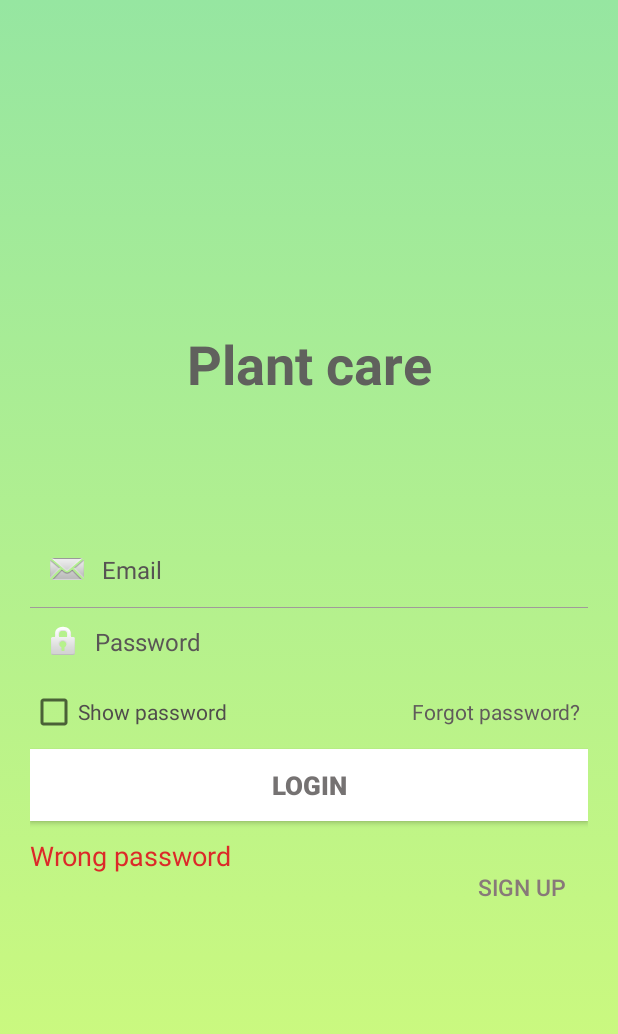
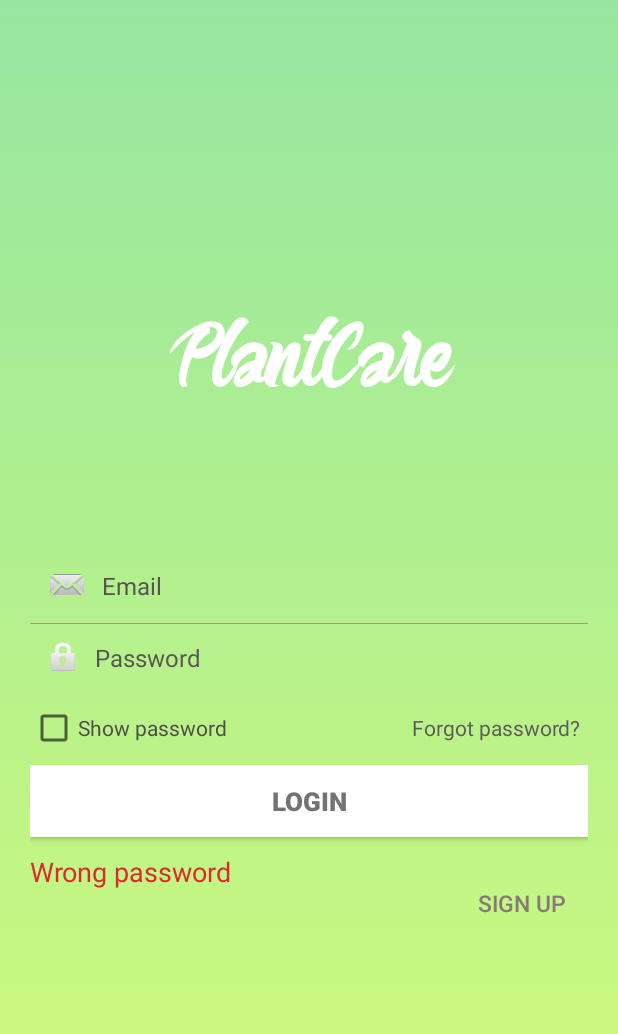
Before and after one commit to TomazMazej/plant_care, an Android app: the screen it shows after launch (MainActivity), after a tap on "Log In", on a phone screen of 412 x 824 dp. Shown: the top 1034 px of the screen. Run offline under Robolectric (Android 15) with nearby library versions, the phone set to English and light mode, and no system bars; 1 other tap on this screen came first.

Commit message:
Small fix.

```diff
--- a/app/src/main/java/com/mazej/plantcare/fragments/LogInFragment.java
+++ b/app/src/main/java/com/mazej/plantcare/fragments/LogInFragment.java
@@ -42,8 +42,8 @@ public class LogInFragment extends Fragment {
         toolbar.setTitleTextColor(Color.WHITE);
         toolbar.setTitle("Login");
 
-        email = view.findViewById(R.id.email);
-        password = view.findViewById(R.id.password);
+        email = view.findViewById(R.id.login_mail);
+        password = view.findViewById(R.id.login_password);
         loginButton = view.findViewById(R.id.buttonLogin);
 
         loginButton.setOnClickListener(new View.OnClickListener() {
--- a/app/src/main/res/layout/fragment_log_in.xml
+++ b/app/src/main/res/layout/fragment_log_in.xml
@@ -19,9 +19,10 @@
             android:layout_height="wrap_content"
             android:gravity="center"
             android:padding="10dp"
-            android:text="Plant care"
-            android:textColor="#60615D"
-            android:textSize="36sp"
+            android:text="PlantCare"
+            android:fontFamily="@font/buttermill"
+            android:textColor="#FFFF"
+            android:textSize="60sp"
             android:textStyle="bold" />
 
         <TextView
@@ -96,7 +97,7 @@
         </LinearLayout>
 
         <Button
-            android:id="@+id/SignUpBtn"
+            android:id="@+id/buttonLogin"
             android:layout_width="fill_parent"
             android:layout_height="wrap_content"
             android:layout_marginTop="3dp"
```
